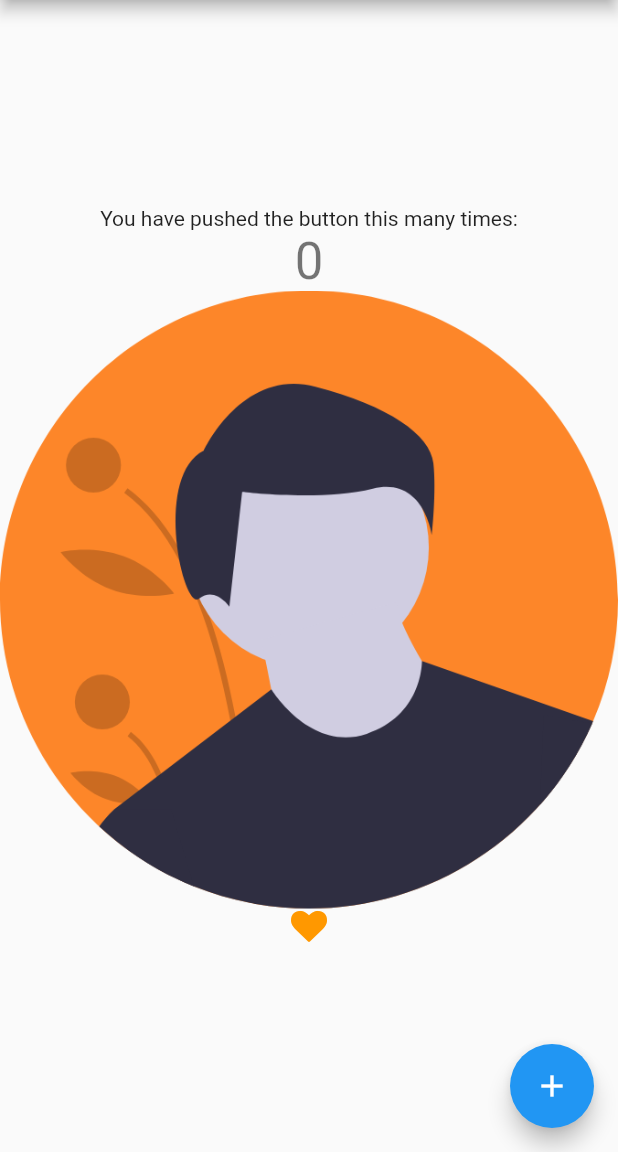
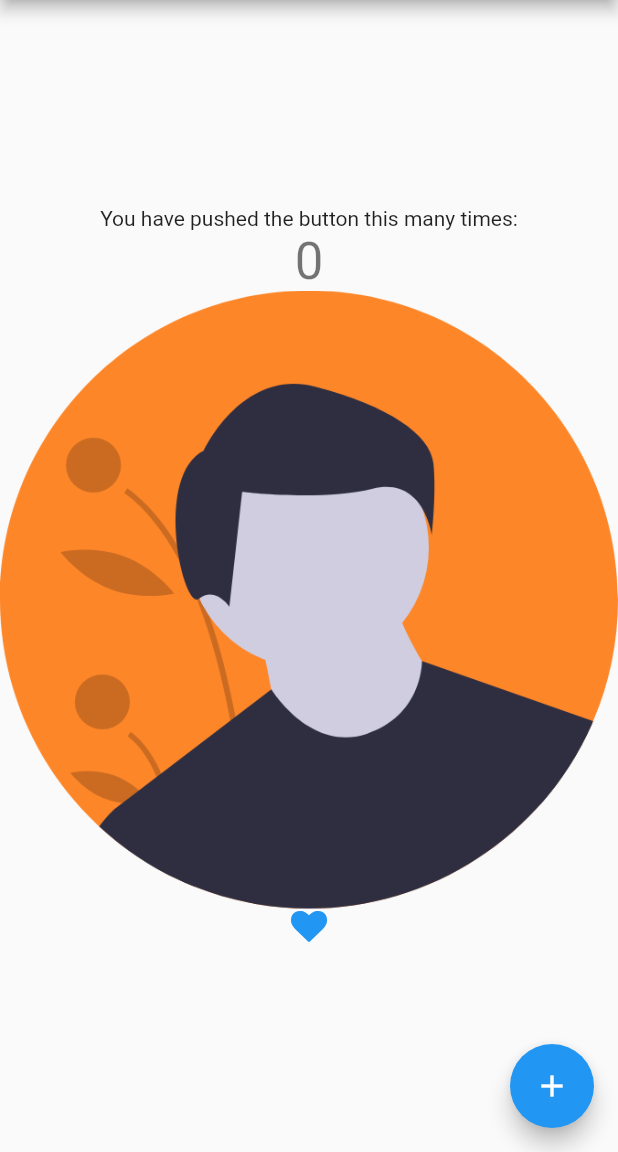
Before and after one commit to 1yuken/flutter_project, a Flutter app: the screen it shows after launch, on a phone screen of 412 x 824 dp, the part 84-1236 px from its top. Run offline on Flutter 3.47's test engine with Material 2 defaults, Android fonts, the phone set to English and light mode, and no system bars.

```diff
--- a/lib/main.dart
+++ b/lib/main.dart
@@ -1,6 +1,7 @@
 import 'package:flutter/material.dart';
 import 'package:flutter_project/ui_kit/app_icon.dart';
 import 'package:flutter_project/ui_kit/app_assets.dart';
+import 'package:flutter_project/ui_kit/app_theme.dart';
 
 void main() {
   runApp(const MyApp());
@@ -14,18 +15,7 @@ class MyApp extends StatelessWidget {
   Widget build(BuildContext context) {
     return MaterialApp(
       title: 'Flutter Demo',
-      theme: ThemeData(
-        // This is the theme of your application.
-        //
-        // Try running your application with "flutter run". You'll see the
-        // application has a blue toolbar. Then, without quitting the app, try
-        // changing the primarySwatch below to Colors.green and then invoke
-        // "hot reload" (press "r" in the console where you ran "flutter run",
-        // or simply save your changes to "hot reload" in a Flutter IDE).
-        // Notice that the counter didn't reset back to zero; the application
-        // is not restarted.
-        primarySwatch: Colors.blue,
-      ),
+      theme: AppTheme.darkTheme,
       home: const MyHomePage(title: 'Flutter Demo Home Page'),
     );
   }
@@ -91,8 +81,10 @@ class _MyHomePageState extends State<MyHomePage> {
               style: Theme.of(context).textTheme.headlineMedium,
             ),
             Image.asset(AppAsset.profileImage),
-            const Icon(AppIcon.heart,
-              color: Colors.orange)
+            Icon(
+              AppIcon.heart,
+              color: Theme.of(context).indicatorColor,
+            ),
           ],
         ),
       ),
--- a/lib/ui_kit/_ui_kit.dart
+++ b/lib/ui_kit/_ui_kit.dart
@@ -1,3 +1,4 @@
 export 'app_assets.dart';
 export 'app_icon.dart';
 export 'app_color.dart';
+export 'app_theme.dart';
--- /dev/null
+++ b/lib/ui_kit/app_theme.dart
@@ -0,0 +1,11 @@
+import 'package:flutter/material.dart';
+
+import '_ui_kit.dart';
+
+class AppTheme {
+  const AppTheme._();
+
+  static ThemeData lightTheme = ThemeData(indicatorColor: LightThemeColor.accent);
+
+  static ThemeData darkTheme = ThemeData();
+}
```
